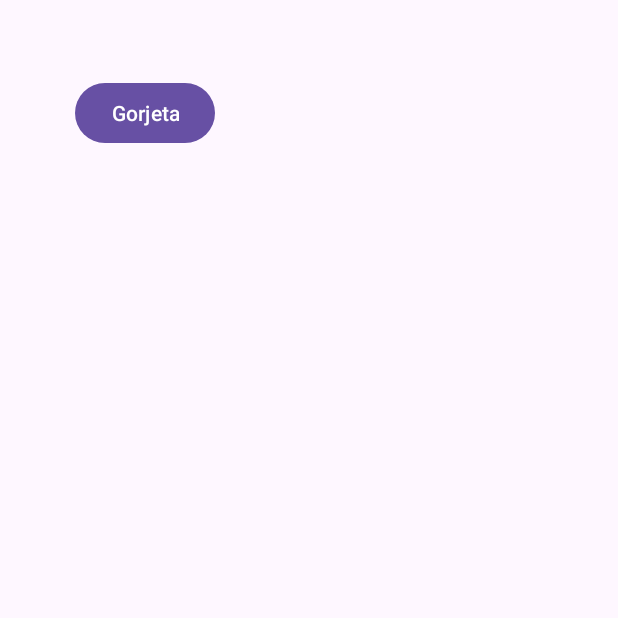
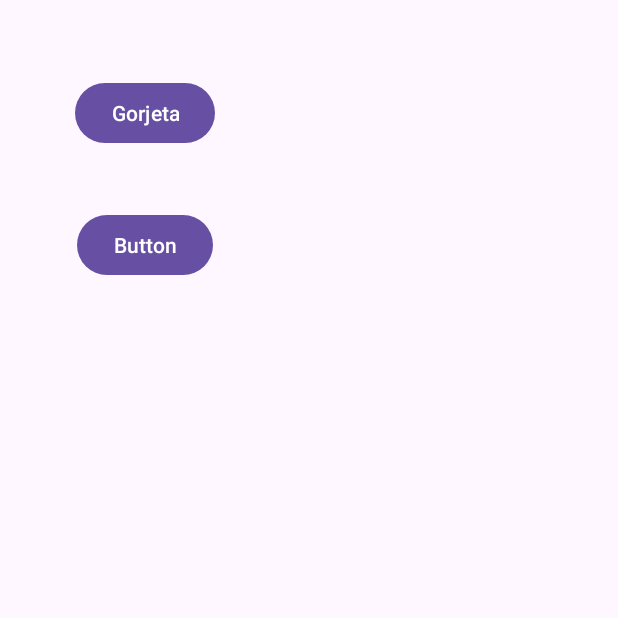
Before and after one commit to eanassu/FMU2024_12aN, an Android app: the screen it shows after launch (MainActivity), on a phone screen of 412 x 824 dp, the top half of it. Run offline under Robolectric (Android 15) with nearby library versions, the phone set to English and light mode, and no system bars.

```diff
--- a/app/src/main/AndroidManifest.xml
+++ b/app/src/main/AndroidManifest.xml
@@ -13,6 +13,9 @@
         android:theme="@style/Theme.Aula2aN"
         tools:targetApi="31">
         <activity
+            android:name=".DatabaseActivity"
+            android:exported="false" />
+        <activity
             android:name=".GorjetaActivity"
             android:exported="false" />
         <activity
--- a/app/src/main/java/br/fmu/aula2an/MainActivity.java
+++ b/app/src/main/java/br/fmu/aula2an/MainActivity.java
@@ -18,4 +18,9 @@ public class MainActivity extends AppCompatActivity {
         Intent intent = new Intent(this, GorjetaActivity.class);
         startActivity(intent);
     }
+
+    public void abrirDatabase( View view ) {
+        Intent intent = new Intent(this, DatabaseActivity.class);
+        startActivity(intent);
+    }
 }
--- a/app/src/main/res/layout/activity_main.xml
+++ b/app/src/main/res/layout/activity_main.xml
@@ -17,4 +17,15 @@
         app:layout_constraintStart_toStartOf="parent"
         app:layout_constraintTop_toTopOf="parent" />
 
+    <Button
+        android:id="@+id/button2"
+        android:layout_width="wrap_content"
+        android:layout_height="wrap_content"
+        android:layout_marginTop="40dp"
+        android:onClick="abrirDatabase"
+        android:text="Button"
+        app:layout_constraintEnd_toEndOf="@+id/button"
+        app:layout_constraintStart_toStartOf="@+id/button"
+        app:layout_constraintTop_toBottomOf="@+id/button" />
+
 </androidx.constraintlayout.widget.ConstraintLayout>
```
Also changed, not shown: app/src/main/java/br/fmu/aula2an/DatabaseActivity.java (added, +20 -0 lines), app/src/main/res/layout/activity_database.xml (added, +9 -0 lines).
